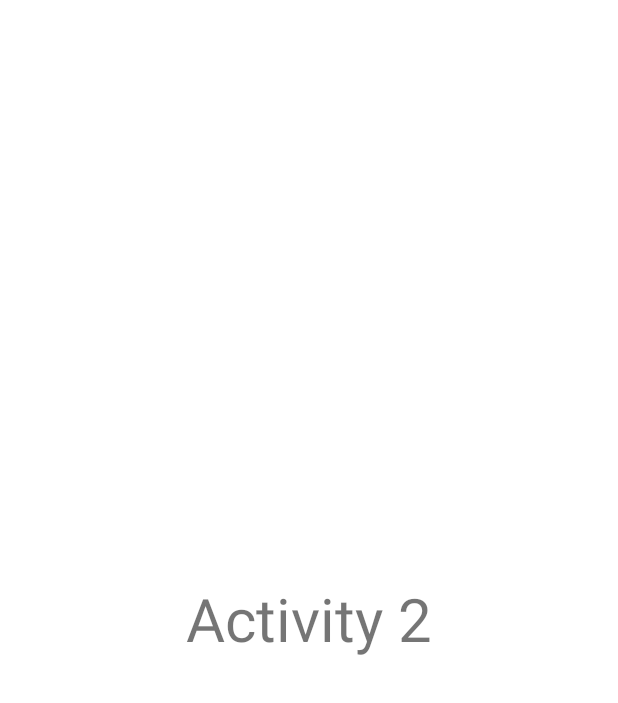
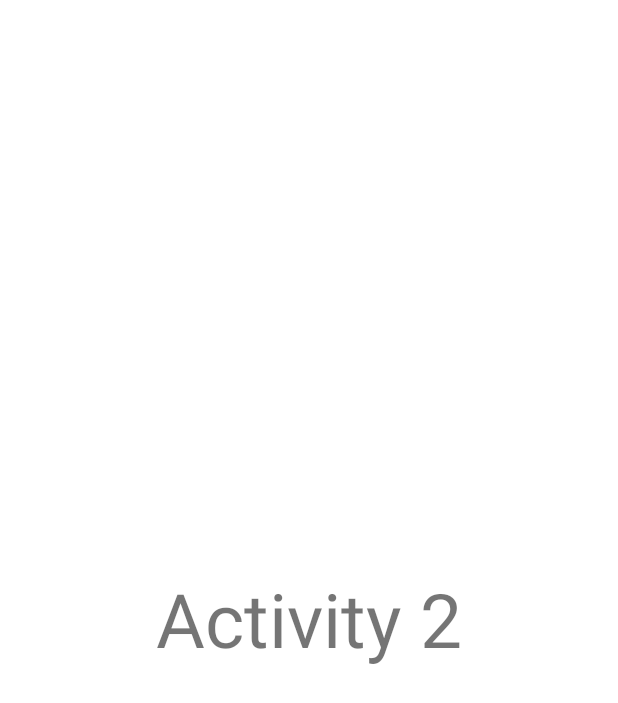
Before and after one commit to estank/Mamma-Duck-s-Revenge, an Android app: the layout activity_2.xml on its own in the app's theme, with its tools: preview values and no code run, on a phone screen of 412 x 824 dp. Shown: the top 703 px of the screen. Run offline under Robolectric (Android 15) with nearby library versions, the phone set to English and light mode, and no system bars.

Commit message:
Text Size

```diff
--- a/app/src/main/res/layout/activity_2.xml
+++ b/app/src/main/res/layout/activity_2.xml
@@ -6,11 +6,12 @@
     android:layout_height="match_parent"
     tools:context=".Activity2">
 
+
     <TextView
         android:layout_width="wrap_content"
         android:layout_height="wrap_content"
         android:text="Activity 2"
-        android:textSize="40sp"
+        android:textSize="50sp"
         app:layout_constraintBottom_toBottomOf="parent"
         app:layout_constraintEnd_toEndOf="parent"
         app:layout_constraintStart_toStartOf="parent"
```
